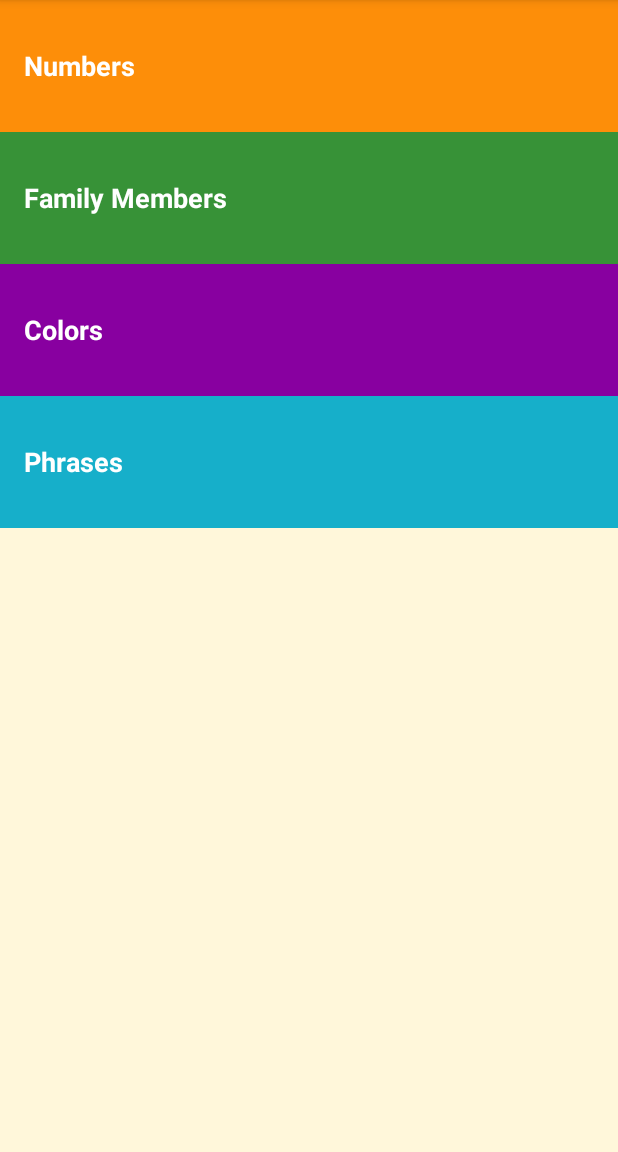
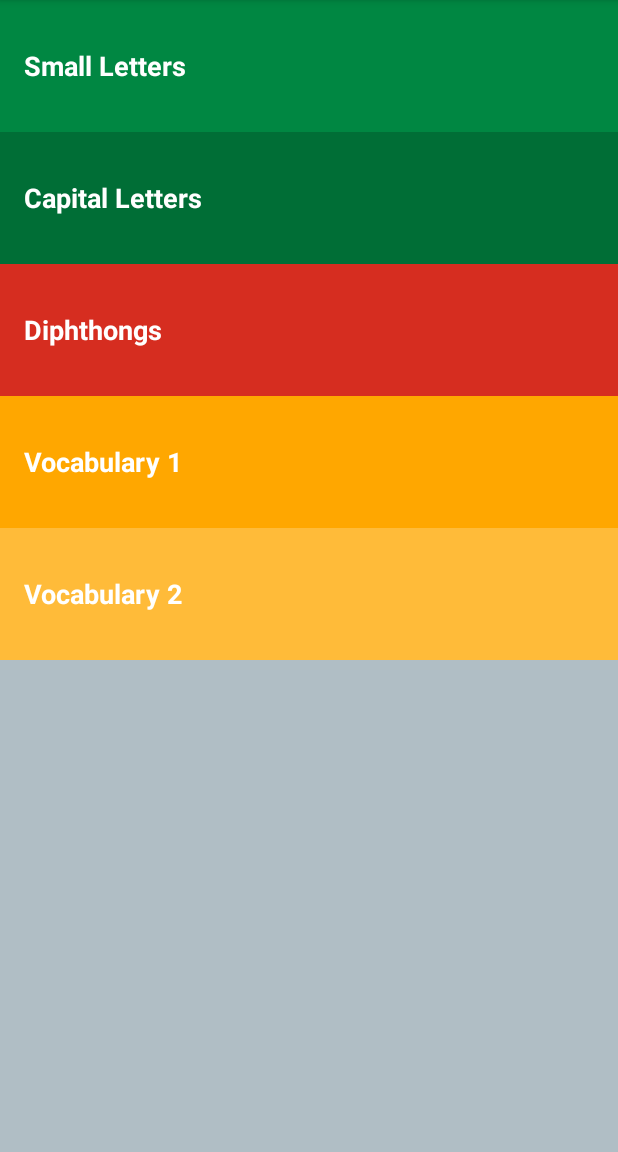
Before and after one commit to pauldalewilliams/KoineGreek, an Android app: the screen it shows after launch (MainActivity), on a phone screen of 412 x 824 dp, the part 84-1236 px from its top. Run offline under Robolectric (Android 15) with nearby library versions, the phone set to English and light mode, and no system bars.

Commit message:
Fix strings, colors, and labels

```diff
--- a/app/src/main/res/layout/activity_main.xml
+++ b/app/src/main/res/layout/activity_main.xml
@@ -1,35 +1,40 @@
 <?xml version="1.0" encoding="utf-8"?>
-<LinearLayout
-    xmlns:android="http://schemas.android.com/apk/res/android"
+<LinearLayout xmlns:android="http://schemas.android.com/apk/res/android"
     xmlns:tools="http://schemas.android.com/tools"
     android:layout_width="match_parent"
     android:layout_height="match_parent"
-    android:background="@color/tan_background"
+    android:background="@color/background"
     android:orientation="vertical"
     tools:context="com.thepantologist.koinegreek.MainActivity">
 
     <TextView
-        android:id="@+id/numbers"
+        android:id="@+id/smallLetters"
         style="@style/CategoryStyle"
-        android:background="@color/category_numbers"
-        android:text="@string/category_numbers" />
+        android:background="@color/category_smallLetters"
+        android:text="@string/category_smallLetters" />
 
     <TextView
-        android:id="@+id/family"
+        android:id="@+id/capitalLetters"
         style="@style/CategoryStyle"
-        android:background="@color/category_family"
-        android:text="@string/category_family" />
+        android:background="@color/category_capitalLetters"
+        android:text="@string/category_capitalLetters" />
 
     <TextView
-        android:id="@+id/colors"
+        android:id="@+id/diphthongs"
         style="@style/CategoryStyle"
-        android:background="@color/category_colors"
-        android:text="@string/category_colors" />
+        android:background="@color/category_diphthongs"
+        android:text="@string/category_diphthongs" />
 
     <TextView
-        android:id="@+id/phrases"
+        android:id="@+id/vocab1"
         style="@style/CategoryStyle"
-        android:background="@color/category_phrases"
-        android:text="@string/category_phrases" />
+        android:background="@color/category_vocab1"
+        android:text="@string/category_vocab1" />
+
+    <TextView
+        android:id="@+id/vocab2"
+        style="@style/CategoryStyle"
+        android:background="@color/category_vocab2"
+        android:text="@string/category_vocab2" />
 
 </LinearLayout>
--- a/app/src/main/res/values/colors.xml
+++ b/app/src/main/res/values/colors.xml
@@ -2,15 +2,23 @@
 <resources>
     <color name="colorPrimary">#3F51B5</color>
     <color name="colorPrimaryDark">#303F9F</color>
-    <color name="colorAccent">#FF4081</color>
+    <color name="colorAccent">#536DFE</color>
+
     <!-- Background color for app -->
-    <color name="tan_background">#FFF7DA</color>
-    <!-- Background color for the numbers category -->
-    <color name="category_numbers">#FD8E09</color>
-    <!-- Background color for the family members category -->
-    <color name="category_family">#379237</color>
-    <!-- Background color for the colors category -->
-    <color name="category_colors">#8800A0</color>
-    <!-- Background color for the phrases category -->
-    <color name="category_phrases">#16AFCA</color>
+    <color name="background">#B0BEC5</color>
+
+    <!-- Background color for the small letters category -->
+    <color name="category_smallLetters">#008742</color>
+
+    <!-- Background color for the capital letters category -->
+    <color name="category_capitalLetters">#006E36</color>
+
+    <!-- Background color for the diphthongs category -->
+    <color name="category_diphthongs">#D62D20</color>
+
+    <!-- Background color for the vocabulary 1 category -->
+    <color name="category_vocab1">#FFA700</color>
+
+    <!-- Background color for the vocabulary 2 category -->
+    <color name="category_vocab2">#FFBB39</color>
 </resources>
--- a/app/src/main/res/values/strings.xml
+++ b/app/src/main/res/values/strings.xml
@@ -2,15 +2,18 @@
     <!-- Title for the application. [CHAR LIMIT=12] -->
     <string name="app_name">Koine Greek</string>
 
-    <!-- Category name for phrases [CHAR LIMIT=20] -->
-    <string name="category_phrases">Phrases</string>
+    <!-- Category name for small letters [CHAR LIMIT=20] -->
+    <string name="category_smallLetters">Small Letters</string>
 
-    <!-- Category name for the vocabulary words for colors [CHAR LIMIT=20] -->
-    <string name="category_colors">Colors</string>
+    <!-- Category name for capital letters [CHAR LIMIT=20] -->
+    <string name="category_capitalLetters">Capital Letters</string>
 
-    <!-- Category name for the vocabulary words for numbers [CHAR LIMIT=20] -->
-    <string name="category_numbers">Numbers</string>
+    <!-- Category name for diphthongs [CHAR LIMIT=20] -->
+    <string name="category_diphthongs">Diphthongs</string>
 
-    <!-- Category name for the vocabulary words for family members [CHAR LIMIT=20] -->
-    <string name="category_family">Family Members</string>
+    <!-- Category name for vocabulary 1 [CHAR LIMIT=20] -->
+    <string name="category_vocab1">Vocabulary 1</string>
+
+    <!-- Category name for vocabulary 2 [CHAR LIMIT=20] -->
+    <string name="category_vocab2">Vocabulary 2</string>
 </resources>
```
